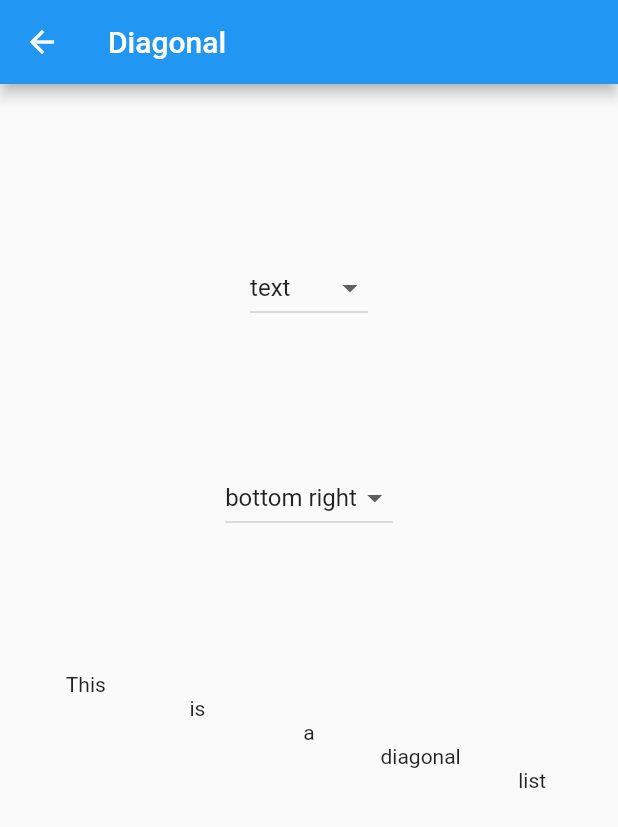
After one commit to XPEHO/weirdgets, a Flutter app: the screen it shows after launch, after a tap on "Diagonal", on a phone screen of 412 x 824 dp. The commit adds this screen. Shown: the top 827 px of the screen. Run offline on Flutter 3.47's test engine with Material 2 defaults, Android fonts, the phone set to English and light mode, and no system bars.

Commit message:
feat(diagonal) : add diagonal widget to library

```diff
--- a/example/lib/main.dart
+++ b/example/lib/main.dart
@@ -1,3 +1,4 @@
+import 'package:example/view/diagonal_page/diagonal_page.dart';
 import 'package:flutter/material.dart';
 
 void main() {
@@ -25,6 +26,9 @@ class MyApp extends StatelessWidget {
         primarySwatch: Colors.blue,
       ),
       home: const MyHomePage(title: 'Flutter Demo Home Page'),
+      routes: {
+        DiagonalPage.routeName: (context) => const DiagonalPage(),
+      },
     );
   }
 }
@@ -48,19 +52,6 @@ class MyHomePage extends StatefulWidget {
 }
 
 class _MyHomePageState extends State<MyHomePage> {
-  int _counter = 0;
-
-  void _incrementCounter() {
-    setState(() {
-      // This call to setState tells the Flutter framework that something has
-      // changed in this State, which causes it to rerun the build method below
-      // so that the display can reflect the updated values. If we changed
-      // _counter without calling setState(), then the build method would not be
-      // called again, and so nothing would appear to happen.
-      _counter++;
-    });
-  }
-
   @override
   Widget build(BuildContext context) {
     // This method is rerun every time setState is called, for instance as done
@@ -71,45 +62,35 @@ class _MyHomePageState extends State<MyHomePage> {
     // than having to individually change instances of widgets.
     return Scaffold(
       appBar: AppBar(
-        // Here we take the value from the MyHomePage object that was created by
-        // the App.build method, and use it to set our appbar title.
-        title: Text(widget.title),
+        title: const Text("MyComponents"),
       ),
       body: Center(
-        // Center is a layout widget. It takes a single child and positions it
-        // in the middle of the parent.
         child: Column(
-          // Column is also a layout widget. It takes a list of children and
-          // arranges them vertically. By default, it sizes itself to fit its
-          // children horizontally, and tries to be as tall as its parent.
-          //
-          // Invoke "debug painting" (press "p" in the console, choose the
-          // "Toggle Debug Paint" action from the Flutter Inspector in Android
-          // Studio, or the "Toggle Debug Paint" command in Visual Studio Code)
-          // to see the wireframe for each widget.
-          //
-          // Column has various properties to control how it sizes itself and
-          // how it positions its children. Here we use mainAxisAlignment to
-          // center the children vertically; the main axis here is the vertical
-          // axis because Columns are vertical (the cross axis would be
-          // horizontal).
           mainAxisAlignment: MainAxisAlignment.center,
           children: <Widget>[
             const Text(
-              'You have pushed the button this many times:',
+              'Choose a component',
             ),
-            Text(
-              '$_counter',
-              style: Theme.of(context).textTheme.headline4,
+            const SizedBox(
+              height: 12,
+            ),
+            ElevatedButton(
+              style: ElevatedButton.styleFrom(
+                shape: RoundedRectangleBorder(
+                    borderRadius: BorderRadius.circular(4)),
+                primary: Colors.grey,
+              ),
+              onPressed: () => Navigator.of(context).pushNamed("/diagonal"),
+              child: const Text(
+                "Diagonal",
+                style: TextStyle(
+                  fontSize: 12,
+                ),
+              ),
             ),
           ],
         ),
       ),
-      floatingActionButton: FloatingActionButton(
-        onPressed: _incrementCounter,
-        tooltip: 'Increment',
-        child: const Icon(Icons.add),
-      ), // This trailing comma makes auto-formatting nicer for build methods.
     );
   }
 }
--- /dev/null
+++ b/example/lib/view/diagonal_page/diagonal_page.dart
@@ -0,0 +1,161 @@
+import 'package:flutter/material.dart';
+import 'package:weirdgets/diagonal/diagonal.dart';
+import 'package:weirdgets/diagonal/diagonal_direction.dart';
+
+class DiagonalPage extends StatefulWidget {
+  static const routeName = "/diagonal";
+
+  const DiagonalPage({Key? key}) : super(key: key);
+
+  @override
+  _DiagonalPageState createState() => _DiagonalPageState();
+}
+
+class _DiagonalPageState extends State<DiagonalPage> {
+  String selectedValue = "text";
+  String selectedDirectionValue = "bottom right";
+  DiagonalDirection direction = DiagonalDirection.bottomRight;
+
+  List<DropdownMenuItem<String>> get dropdownItems {
+    List<DropdownMenuItem<String>> menuItems = [
+      const DropdownMenuItem(child: Text("text"), value: "text"),
+      const DropdownMenuItem(child: Text("number"), value: "number"),
+      const DropdownMenuItem(child: Text("icons"), value: "icons"),
+    ];
+    return menuItems;
+  }
+
+  List<DropdownMenuItem<String>> get dropdownDirectionItems {
+    List<DropdownMenuItem<String>> menuItems = [
+      const DropdownMenuItem(
+          child: Text("bottom right"), value: "bottom right"),
+      const DropdownMenuItem(child: Text("bottom left"), value: "bottom left"),
+      const DropdownMenuItem(child: Text("top right"), value: "top right"),
+      const DropdownMenuItem(child: Text("top left"), value: "top left"),
+    ];
+    return menuItems;
+  }
+
+  @override
+  Widget build(BuildContext context) {
+    return Scaffold(
+      appBar: AppBar(
+        title: const Text("Diagonal"),
+      ),
+      body: Padding(
+        padding: const EdgeInsets.all(20.0),
+        child: Column(
+          mainAxisAlignment: MainAxisAlignment.spaceEvenly,
+          children: <Widget>[
+            DropdownButton(
+              onChanged: (String? newValue) {
+                setState(() {
+                  selectedValue = newValue!;
+                });
+              },
+              value: selectedValue,
+              items: dropdownItems,
+            ),
+            DropdownButton(
+              onChanged: (String? newValue) {
+                setState(() {
+                  selectedDirectionValue = newValue!;
+                  if (selectedDirectionValue == "bottom right") {
+                    direction = DiagonalDirection.bottomRight;
+                  } else if (selectedDirectionValue == "bottom left") {
+                    direction = DiagonalDirection.bottomLeft;
+                  } else if (selectedDirectionValue == "top right") {
+                    direction = DiagonalDirection.topRight;
+                  } else {
+                    direction = DiagonalDirection.topLeft;
+                  }
+                });
+              },
+              value: selectedDirectionValue,
+              items: dropdownDirectionItems,
+            ),
+            Visibility(
+              visible: selectedValue == "text",
+              child: Diagonal(
+                children: textList,
+                direction: direction,
+              ),
+            ),
+            Visibility(
+              visible: selectedValue == "number",
+              child: Diagonal(
+                children: numberList,
+                direction: direction,
+              ),
+            ),
+            Visibility(
+              visible: selectedValue == "icons",
+              child: Diagonal(
+                children: iconsList,
+                direction: direction,
+              ),
+            )
+          ],
+        ),
+      ),
+    );
+  }
+
+  List<Widget> numberList = [
+    const Center(child: Text("1")),
+    const Center(child: Text("2")),
+    const Center(child: Text("3")),
+    const Center(child: Text("4")),
+    const Center(child: Text("5")),
+    const Center(child: Text("6")),
+    const Center(child: Text("7")),
+    const Center(child: Text("8")),
+    const Center(child: Text("9")),
+    const Center(child: Text("11")),
+    const Center(child: Text("12")),
+    const Center(child: Text("13")),
+    const Center(child: Text("14")),
+    const Center(child: Text("15")),
+    const Center(child: Text("16")),
+    const Center(child: Text("17")),
+    const Center(child: Text("18")),
+    const Center(child: Text("19")),
+    const Center(child: Text("20")),
+    const Center(child: Text("21")),
+    const Center(child: Text("22")),
+    const Center(child: Text("23")),
+    const Center(child: Text("24")),
+    const Center(child: Text("25")),
+    const Center(child: Text("26")),
+    const Center(child: Text("27")),
+    const Center(child: Text("28")),
+    const Center(child: Text("29")),
+    const Center(child: Text("30")),
+    const Center(child: Text("31")),
+    const Center(child: Text("32")),
+    const Center(child: Text("33")),
+    const Center(child: Text("34")),
+    const Center(child: Text("35")),
+    const Center(child: Text("36")),
+    const Center(child: Text("37")),
+    const Center(child: Text("38")),
+    const Center(child: Text("39")),
+    const Center(child: Text("40")),
+  ];
+
+  List<Widget> textList = [
+    const Center(child: Text("This")),
+    const Center(child: Text("is")),
+    const Center(child: Text("a")),
+    const Center(child: Text("diagonal")),
+    const Center(child: Text("list")),
+  ];
+
+  List<Widget> iconsList = [
+    const Center(child: Icon(Icons.access_alarm)),
+    const Center(child: Icon(Icons.pending)),
+    const Center(child: Icon(Icons.arrow_back)),
+    const Center(child: Icon(Icons.hourglass_bottom)),
+    const Center(child: Icon(Icons.house)),
+  ];
+}
--- /dev/null
+++ b/weirdgets/lib/diagonal/diagonal.dart
@@ -0,0 +1,137 @@
+import 'package:flutter/material.dart';
+import 'package:weirdgets/diagonal/diagonal_direction.dart';
+import 'package:weirdgets/diagonal/diagonal_size.dart';
+
+/// Diagonal widget, use to be like a column or a row in a diagonal way
+class Diagonal extends StatefulWidget {
+  /// Widgets to be displayed in the diagonal
+  final List<Widget> children;
+
+  /// Direction of the diagonal
+  /// It can be bottomRight, bottomLeft, topRight, topLeft
+  final DiagonalDirection direction;
+
+  /// Size of the diagonal
+  /// This define if the diagonal will take all the available space or only the needed space
+  /// It can be min or max
+  final DiagonalSize size;
+
+  const Diagonal({
+    required this.children,
+    this.direction = DiagonalDirection.bottomRight,
+    this.size = DiagonalSize.min,
+    Key? key,
+  }) : super(key: key);
+
+  @override
+  _DiagonalState createState() => _DiagonalState();
+}
+
+class _DiagonalState extends State<Diagonal> {
+  @override
+  Widget build(BuildContext context) {
+    return widget.size == DiagonalSize.min
+        ? Flexible(
+            child: ListView.builder(
+              reverse: widget.direction == DiagonalDirection.topLeft ||
+                      widget.direction == DiagonalDirection.topRight
+                  ? true
+                  : false,
+              shrinkWrap: true,
+              itemCount: widget.children.length,
+              itemBuilder: (BuildContext context, int index) {
+                return _DiagonalRow(
+                  widget.children[index],
+                  index,
+                  widget.children.length,
+                  widget.direction,
+                );
+              },
+            ),
+          )
+        : Expanded(
+            child: ListView.builder(
+              reverse: widget.direction == DiagonalDirection.topLeft ||
+                      widget.direction == DiagonalDirection.topRight
+                  ? true
+                  : false,
+              shrinkWrap: true,
+              itemCount: widget.children.length,
+              itemBuilder: (BuildContext context, int index) {
+                return _DiagonalRow(
+                  widget.children[index],
+                  index,
+                  widget.children.length,
+                  widget.direction,
+                );
+              },
+            ),
+          );
+  }
+}
+
+/// Each row of the diagonal widget
+class _DiagonalRow extends StatelessWidget {
+  /// The widget to be displayed in this row
+  final Widget widget;
+
+  /// Where the widget should be displayed
+  final int index;
+
+  /// The length of the diagonal
+  final int length;
+
+  /// The direction in wich the widgets of the diagonal should be displayed
+  final DiagonalDirection direction;
+
+  const _DiagonalRow(this.widget, this.index, this.length, this.direction);
+
+  @override
+  Widget build(BuildContext context) {
+    return Row(
+      children: getRowElements(),
+    );
+  }
+
+  /// Retrieve every elements of the row
+  /// This can be an empty place or the widget to be displayed according to the index and the direction of the diagonal
+  List<Widget> getRowElements() {
+    List<Widget> elements = [];
+
+    if (direction.value == DiagonalDirection.bottomRight.value ||
+        direction.value == DiagonalDirection.topRight.value) {
+      for (int elementIndex = 0; elementIndex < length; elementIndex++) {
+        if (elementIndex == index) {
+          elements.add(_RowElement(widget));
+        } else {
+          elements.add(Expanded(child: Container()));
+        }
+      }
+    } else {
+      for (int elementIndex = length - 1; elementIndex >= 0; elementIndex--) {
+        if (elementIndex == index) {
+          elements.add(_RowElement(widget));
+        } else {
+          elements.add(Expanded(child: Container()));
+        }
+      }
+    }
+
+    return elements;
+  }
+}
+
+/// The widget to be displayed in each row of the diagonal
+class _RowElement extends StatelessWidget {
+  /// The widget to be displayed
+  final Widget widget;
+
+  const _RowElement(this.widget);
+
+  @override
+  Widget build(BuildContext context) {
+    return Expanded(
+      child: widget,
+    );
+  }
+}
--- /dev/null
+++ b/weirdgets/lib/diagonal/diagonal_direction.dart
@@ -0,0 +1,20 @@
+/// The enum of the different directions of the diagonal widget
+enum DiagonalDirection { bottomRight, bottomLeft, topRight, topLeft }
+
+/// The values returned by the DiagonalDirection enum
+extension DiagonalDirectionExtension on DiagonalDirection {
+  String get value {
+    switch (this) {
+      case DiagonalDirection.bottomRight:
+        return "BOTTOM_RIGHT";
+      case DiagonalDirection.bottomLeft:
+        return "BOTTOM_LEFT";
+      case DiagonalDirection.topRight:
+        return "TOP_RIGHT";
+      case DiagonalDirection.topLeft:
+        return "TOP_LEFT";
+      default:
+        return "BOTTOM_RIGHT";
+    }
+  }
+}
--- /dev/null
+++ b/weirdgets/lib/diagonal/diagonal_size.dart
@@ -0,0 +1,16 @@
+/// The enum of the different sizes of the diagonal widget
+enum DiagonalSize { max, min }
+
+/// The values returned by the DiagonalSize enum
+extension DiagonalSizeExtension on DiagonalSize {
+  String get value {
+    switch (this) {
+      case DiagonalSize.min:
+        return "MAX";
+      case DiagonalSize.max:
+        return "MIN";
+      default:
+        return "MIN";
+    }
+  }
+}
```
Also changed, not shown: 1 other file.
